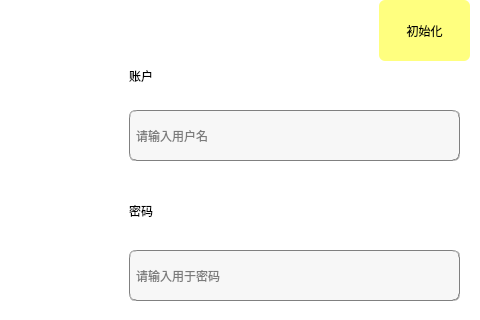
foryouos/Parking_System, file mainwindow.ui: the form before one commit; both pictures show x 301 to 781 and y 0 to 320 of the 781 by 521 pixel window.
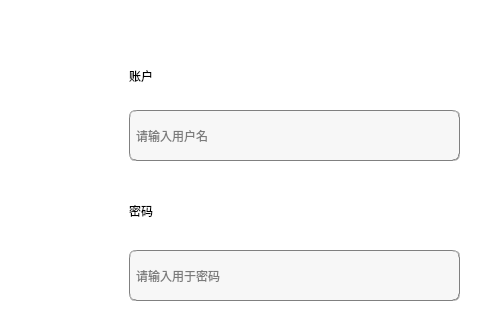
The form after the commit.

What changed in the file:
```diff
--- a/mainwindow.ui
+++ b/mainwindow.ui
@@ -170,27 +170,6 @@
      <string>登陆</string>
     </property>
    </widget>
-   <widget class="QPushButton" name="initmysql">
-    <property name="geometry">
-     <rect>
-      <x>680</x>
-      <y>0</y>
-      <width>91</width>
-      <height>61</height>
-     </rect>
-    </property>
-    <property name="styleSheet">
-     <string notr="true">border:0px groove gray;
-background-color: rgb(255, 255, 127);
-border-radius:6px;
-padding:2px 4px;
-font: 14pt &quot;华文隶书&quot;;
-</string>
-    </property>
-    <property name="text">
-     <string>初始化</string>
-    </property>
-   </widget>
   </widget>
  </widget>
  <resources/>
```
